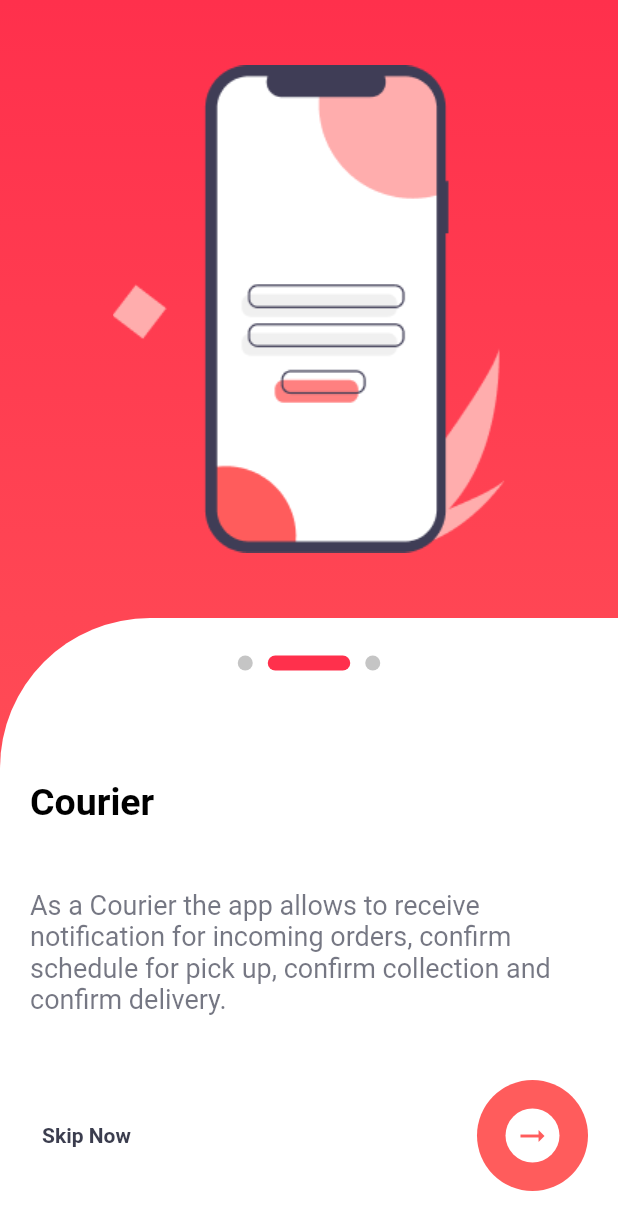
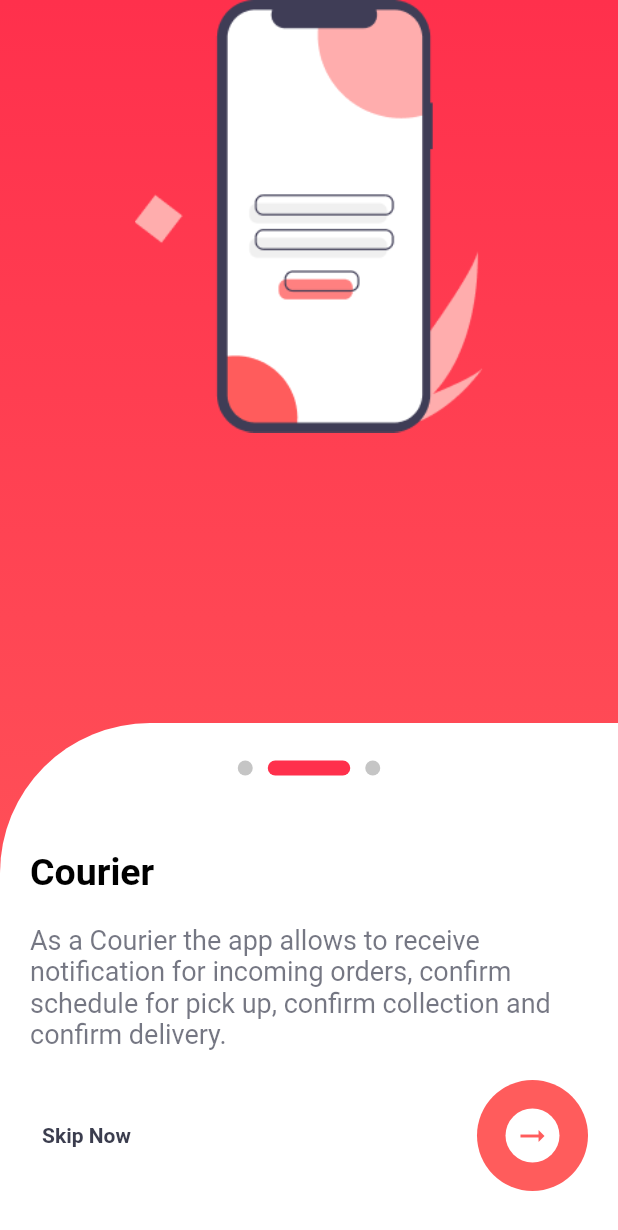
Before and after one commit to JeremyGashu/kncv_main, a Flutter app: the screen it shows after launch, after a tap on the "arrow right alt" icon, on a phone screen of 412 x 824 dp. Shown: the top 1230 px of the screen. Run offline on Flutter 3.47's test engine with Material 2 defaults, Android fonts, the phone set to English and light mode, and no system bars; our stand-ins replace badges, cloud_firestore, connectivity_plus, equatable, firebase_auth, firebase_core and 16 more; missing offline and left inert: download, flutter_dropdown, syncfusion_flutter_xlsio, telephony; accounts and stored records are empty.

Commit message:
update report icon and fixed ui issues on onboarding screens

```diff
--- a/lib/presentation/pages/homepage/courier_homepage.dart
+++ b/lib/presentation/pages/homepage/courier_homepage.dart
@@ -80,7 +80,7 @@ class _CourierHomePageState extends State<CourierHomePage> {
                           ),
                         );
                       },
-                      icon: Icon(Icons.report),
+                      icon: Icon(Icons.bar_chart),
                       color: Colors.white,
                     ),
                     StreamBuilder(
@@ -193,7 +193,8 @@ class _CourierHomePageState extends State<CourierHomePage> {
                                               return GestureDetector(
                                                   onTap: () async {
                                                     print('${state.orders[index].orderId}');
-                                                    var load = await Navigator.pushNamed(context, OrderDetailCourier.orderDetailCourierPageRouteName, arguments: state.orders[index].orderId);
+                                                    var load = await Navigator.pushNamed(context, OrderDetailCourier.orderDetailCourierPageRouteName,
+                                                        arguments: state.orders[index].orderId);
                                                     if (load == true) {
                                                       orderBloc.add(LoadOrdersForCourier());
                                                     } else {
--- a/lib/presentation/pages/homepage/receiver_homepage.dart
+++ b/lib/presentation/pages/homepage/receiver_homepage.dart
@@ -82,7 +82,7 @@ class _ReceiverHomePageState extends State<ReceiverHomePage> {
                           ),
                         );
                       },
-                      icon: Icon(Icons.report),
+                      icon: Icon(Icons.bar_chart),
                       color: Colors.white,
                     ),
                     kIsWeb
--- a/lib/presentation/pages/homepage/sender_homepage.dart
+++ b/lib/presentation/pages/homepage/sender_homepage.dart
@@ -105,7 +105,7 @@ class _SenderHomePageState extends State<SenderHomePage> {
                           ),
                         );
                       },
-                      icon: Icon(Icons.report),
+                      icon: Icon(Icons.bar_chart),
                       color: Colors.white,
                     ),
                     kIsWeb
--- a/lib/presentation/pages/intros/intro_page_one.dart
+++ b/lib/presentation/pages/intros/intro_page_one.dart
@@ -9,6 +9,7 @@ class IntroPageOne extends StatelessWidget {
 
   @override
   Widget build(BuildContext context) {
+    final size = MediaQuery.of(context).size;
     return Scaffold(
       body: GestureDetector(
         onHorizontalDragUpdate: (details) {
@@ -32,25 +33,21 @@ class IntroPageOne extends StatelessWidget {
             ),
           ),
           // height: double.infinity,
+          height: size.height,
           width: double.infinity,
           // color: Colors.red,
           child: Column(
             mainAxisSize: MainAxisSize.max,
             mainAxisAlignment: MainAxisAlignment.spaceBetween,
             children: [
-              Flexible(
-                flex: 1,
-                child: Container(
+              Container(
                 decoration: BoxDecoration(
                   color: Colors.transparent,
                 ),
-                  child: Center(
-                      child: Image.asset('assets/images/phone_image.png')),
+                child: Center(child: Image.asset('assets/images/phone_image.png', height: size.height * 0.35)),
+                // child: Center(child: Image.asset('assets/images/phone_image.png')),
               ),
-              ),
-              Flexible(
-                flex: 1,
-                child: Container(
+              Container(
                 width: double.infinity,
                 decoration: BoxDecoration(
                   color: Colors.white,
@@ -120,8 +117,7 @@ class IntroPageOne extends StatelessWidget {
                     ),
                     //
                     Padding(
-                        padding: const EdgeInsets.only(
-                            top: 20.0, left: 20.0, right: 20.0),
+                      padding: const EdgeInsets.only(top: 20.0, left: 20.0, right: 20.0),
                       child: Container(
                           width: double.infinity,
                           margin: EdgeInsets.only(top: 30),
@@ -167,8 +163,7 @@ class IntroPageOne extends StatelessWidget {
                           ),
                           GestureDetector(
                             onTap: () {
-                                Navigator.pushNamed(
-                                    context, InstroPageTwo.introPageTwoName);
+                              Navigator.pushNamed(context, InstroPageTwo.introPageTwoName);
                             },
                             child: Padding(
                               padding: const EdgeInsets.only(right: 20),
@@ -202,7 +197,6 @@ class IntroPageOne extends StatelessWidget {
                   ],
                 ),
               ),
-              ),
             ],
           ),
         ),
--- a/lib/presentation/pages/intros/intro_page_two.dart
+++ b/lib/presentation/pages/intros/intro_page_two.dart
@@ -10,6 +10,8 @@ class InstroPageTwo extends StatelessWidget {
 
   @override
   Widget build(BuildContext context) {
+    final size = MediaQuery.of(context).size;
+
     return Scaffold(
       body: GestureDetector(
         onHorizontalDragUpdate: (details) {
@@ -39,19 +41,14 @@ class InstroPageTwo extends StatelessWidget {
             mainAxisSize: MainAxisSize.max,
             mainAxisAlignment: MainAxisAlignment.spaceBetween,
             children: [
-              Flexible(
-                flex: 1,
-                child: Container(
+              Container(
                 decoration: BoxDecoration(
                   color: Colors.transparent,
                 ),
-                  child: Center(
-                      child: Image.asset('assets/images/phone_image.png')),
+                // child: Center(child: Image.asset('assets/images/phone_image.png')),
+                child: Center(child: Image.asset('assets/images/phone_image.png', height: size.height * 0.35)),
               ),
-              ),
-              Flexible(
-                flex: 1,
-                child: Container(
+              Container(
                 width: double.infinity,
                 decoration: BoxDecoration(
                   color: Colors.white,
@@ -112,8 +109,7 @@ class InstroPageTwo extends StatelessWidget {
                     ),
                     //
                     Padding(
-                        padding: const EdgeInsets.only(
-                            top: 20.0, left: 20.0, right: 20.0),
+                      padding: const EdgeInsets.only(top: 20.0, left: 20.0, right: 20.0),
                       child: Container(
                           width: double.infinity,
                           margin: EdgeInsets.only(top: 30),
@@ -145,8 +141,7 @@ class InstroPageTwo extends StatelessWidget {
                             padding: const EdgeInsets.only(left: 20),
                             child: TextButton(
                               onPressed: () {
-                                  Navigator.pushNamed(
-                                      context, LoginPage.loginPageRouteName);
+                                Navigator.pushNamed(context, LoginPage.loginPageRouteName);
                               },
                               child: Text(
                                 'Skip Now',
@@ -160,8 +155,7 @@ class InstroPageTwo extends StatelessWidget {
                           ),
                           GestureDetector(
                             onTap: () {
-                                Navigator.pushNamed(context,
-                                    InstroPageThree.introPageThreeName);
+                              Navigator.pushNamed(context, InstroPageThree.introPageThreeName);
                             },
                             child: Padding(
                               padding: const EdgeInsets.only(right: 20),
@@ -195,7 +189,6 @@ class InstroPageTwo extends StatelessWidget {
                   ],
                 ),
               ),
-              ),
             ],
           ),
         ),
--- a/lib/presentation/pages/report/report_page.dart
+++ b/lib/presentation/pages/report/report_page.dart
@@ -897,7 +897,7 @@ class _ReportScreenState extends State<ReportScreen> {
                                             icon: Container(
                                               child: Row(
                                                 children: [
-                                                  Icon(Icons.report),
+                                                  Icon(Icons.bar_chart),
                                                   SizedBox(width: 10),
                                                   Text('Select Report', style: TextStyle(fontSize: 18.0)),
                                                 ],
--- a/lib/presentation/pages/splash/splash_page.dart
+++ b/lib/presentation/pages/splash/splash_page.dart
@@ -25,11 +25,12 @@ class _SplashPageState extends State<SplashPage> {
     var initializationSettingsAndroid = new AndroidInitializationSettings('@mipmap/ic_launcher');
     var initializationSettingsIOS = new IOSInitializationSettings();
     var initializationSettings = new InitializationSettings(android: initializationSettingsAndroid, iOS: initializationSettingsIOS);
-
     flutterLocalNotificationsPlugin.initialize(initializationSettings, onSelectNotification: onSelectNotification);
     initMessaging();
     super.initState();
   }
+
+  final int splashTime = 3;
 
   @override
   Widget build(BuildContext context) {
@@ -39,24 +40,21 @@ class _SplashPageState extends State<SplashPage> {
       body: BlocConsumer<AuthBloc, AuthState>(
         listener: (context, state) async {
           if (state is UnauthenticatedState || state is InitialState) {
-            await Future.delayed(Duration(seconds: 2));
+            await Future.delayed(Duration(seconds: splashTime));
             Navigator.pushNamedAndRemoveUntil(context, IntroPageOne.introPageOneRouteName, (route) => false);
           } else if (state is AuthenticatedState) {
             print('type => ${state.type}');
             if (state.type == 'COURIER_ADMIN') {
-              await Future.delayed(Duration(seconds: 2));
-
+              await Future.delayed(Duration(seconds: splashTime));
               Navigator.pushNamedAndRemoveUntil(context, CourierHomePage.courierHomePageRouteName, (route) => false);
             } else if (state.type == 'INSTITUTIONAL_ADMIN') {
-              await Future.delayed(Duration(seconds: 2));
-
+              await Future.delayed(Duration(seconds: splashTime));
               Navigator.pushNamedAndRemoveUntil(context, SenderHomePage.senderHomePageRouteName, (route) => false);
             } else if (state.type == 'TEST_CENTER_ADMIN') {
-              await Future.delayed(Duration(seconds: 2));
-
+              await Future.delayed(Duration(seconds: splashTime));
               Navigator.pushNamedAndRemoveUntil(context, ReceiverHomePage.receiverHomepageRouteName, (route) => false);
             } else {
-              await Future.delayed(Duration(seconds: 2));
+              await Future.delayed(Duration(seconds: splashTime));
               Navigator.pushNamedAndRemoveUntil(context, LoginPage.loginPageRouteName, (route) => false);
             }
           }
@@ -137,8 +135,8 @@ class _SplashPageState extends State<SplashPage> {
   }
 
   Future<void> _demoNotification(String title, String body) async {
-    var androidPlatformChannelSpecifics =
-        AndroidNotificationDetails('FLUTTER_STREAMING_APP', 'STREAMING_APP', importance: Importance.max, playSound: true, showProgress: true, priority: Priority.high, ticker: 'test ticker');
+    var androidPlatformChannelSpecifics = AndroidNotificationDetails('FLUTTER_STREAMING_APP', 'STREAMING_APP',
+        importance: Importance.max, playSound: true, showProgress: true, priority: Priority.high, ticker: 'test ticker');
 
     var iOSChannelSpecifics = IOSNotificationDetails();
     var platformChannelSpecifics = NotificationDetails(android: androidPlatformChannelSpecifics, iOS: iOSChannelSpecifics);
```
Also changed, not shown: lib/presentation/pages/intros/intro_page_three.dart (+9 -18 lines), 3 other files. Lines whose indentation alone changed are shown as unchanged.
